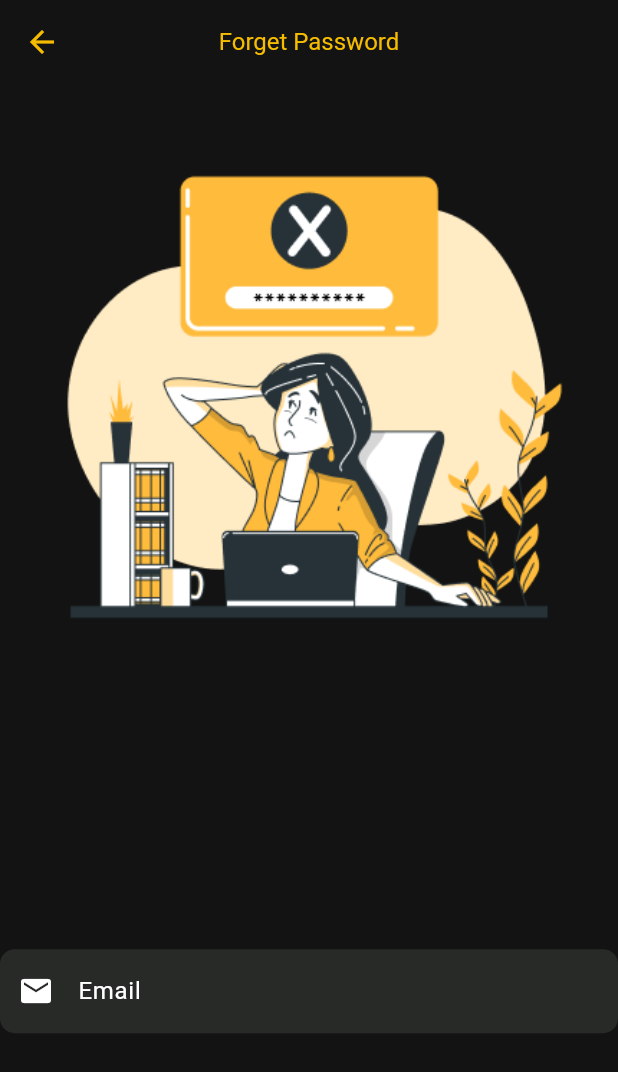
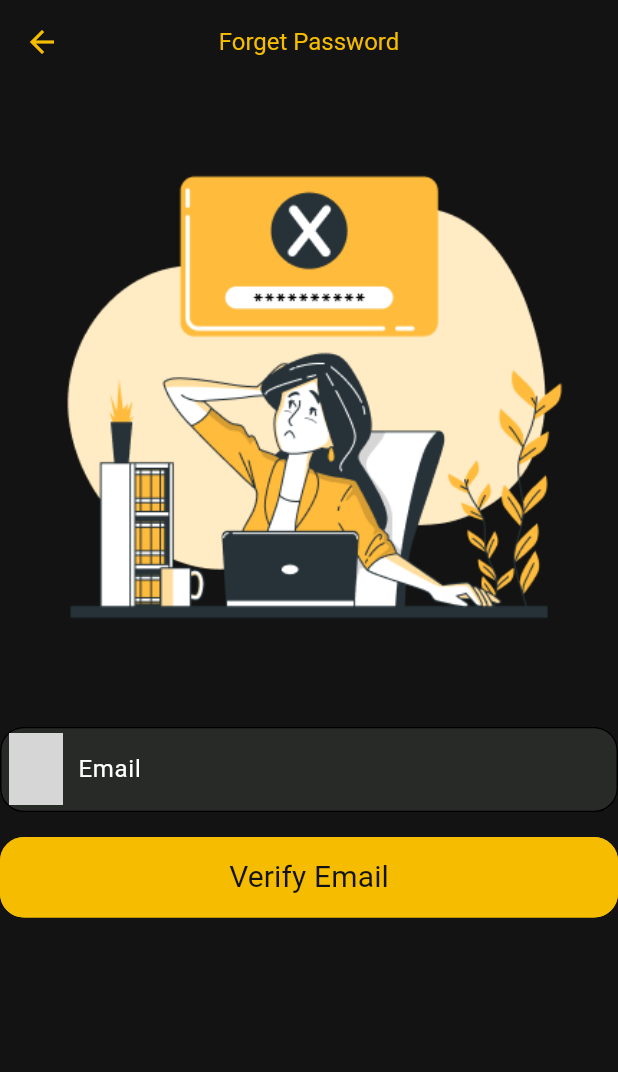
Before and after one commit to 3laaOmran/movies_app, a Flutter app: the ForgetPasswordScreen screen opened directly, on a phone screen of 412 x 824 dp. Shown: the top 1072 px of the screen. Run offline on Flutter 3.47's test engine with Material 3 defaults, Android fonts, the phone set to English and light mode, and no system bars; our stand-ins replace carousel_slider, flutter_bloc, google_fonts, shared_preferences; accounts and stored records are empty; grey boxes are pictures that could not be loaded.

Commit message:
forget password screen

```diff
--- a/lib/ui/forget_password_screen/forget_pasword_screen.dart
+++ b/lib/ui/forget_password_screen/forget_pasword_screen.dart
@@ -1,7 +1,9 @@
 import 'package:flutter/material.dart';
+import 'package:movies_app/ui/widgets/custom_elevated_button.dart';
 import '../../utils/app_colors.dart';
 import '../../utils/app_styles.dart';
 import '../../utils/asset_manager.dart';
+import '../widgets/custom_text_form_field.dart';
 
 class ForgetPasswordScreen extends StatelessWidget {
   static const String routeName = 'forget_password_screen';
@@ -25,12 +27,16 @@ class ForgetPasswordScreen extends StatelessWidget {
         ),
       ),
       body: Column(
-        mainAxisAlignment: MainAxisAlignment.center,
-        crossAxisAlignment: CrossAxisAlignment.stretch,
-        children: [
+        children: <Widget>[
           Image.asset(AssetsManager.forgetPasswordImage, fit: BoxFit.fill ),
-          SizedBox(height:height *.2),
-          TextFormField(
+          SizedBox(height:height *.02),
+          CustomTextFormField(
+            hintText: 'Email',
+            controller:TextEditingController(),
+            prefixIcon: AssetsManager.emailIcon,
+          ) ,
+
+          /*TextFormField(
             style: const TextStyle(color: AppColors.whiteColor),
             decoration: InputDecoration(
               prefixIcon:
@@ -48,9 +54,13 @@ class ForgetPasswordScreen extends StatelessWidget {
                 borderRadius: BorderRadius.circular(10.0),
               ),
             ),
-          ),
-          SizedBox(height: height*.2),
-          ElevatedButton(
+          ),*/
+          SizedBox(height: height*.02),
+          CustomElevatedButton(
+              buttonText: 'Verify Email',
+              onPressed: (){}
+          )
+          /*ElevatedButton(
             style: ElevatedButton.styleFrom(
               backgroundColor: AppColors.yellowColor,
               padding: EdgeInsets.symmetric(vertical: height * 0.02),
@@ -63,7 +73,7 @@ class ForgetPasswordScreen extends StatelessWidget {
               "Verify Email",
               style: TextStyle(color: Colors.black),
             ),
-          ),
+          ),*/
 
         ],
       ),
```
